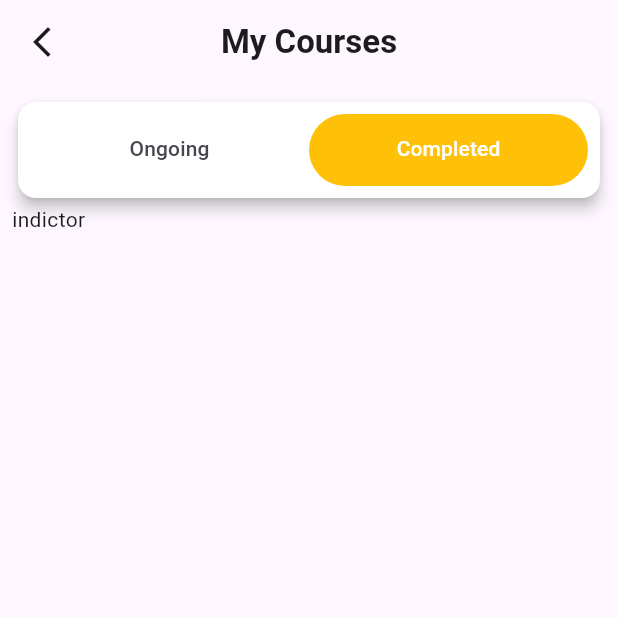
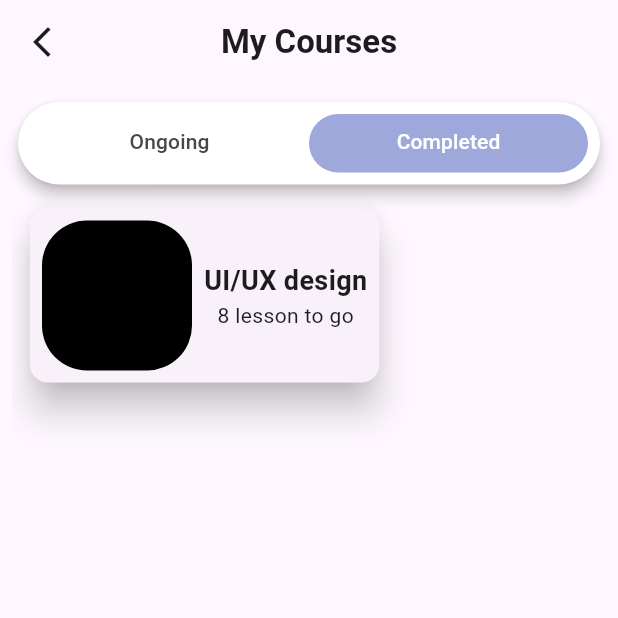
Before and after one commit to yamk1029/App-Project, a Flutter app: the Ongoing screen opened directly, tab 2 chosen, on a phone screen of 412 x 824 dp, the top half of it. Run offline on Flutter 3.47's test engine with Material 3 defaults, Android fonts, the phone set to English and light mode, and no system bars; our stand-ins replace carousel_slider, get.

```diff
--- /dev/null
+++ b/lib/mycourses/completed.dart
@@ -0,0 +1,65 @@
+import 'package:flutter/material.dart';
+import 'package:get/get_state_manager/get_state_manager.dart';
+
+class Completed extends StatefulWidget {
+  const Completed({super.key});
+
+  @override
+  State<Completed> createState() => _CompletedState();
+}
+
+class _CompletedState extends State<Completed> {
+  @override
+  Widget build(BuildContext context) {
+    return Column(
+      children: [
+        Padding(
+          padding: const EdgeInsets.all(8.0),
+          child: Row(
+            children: [
+              Card(
+                elevation: 10,
+                child: Padding(
+                  padding: const EdgeInsets.all(8.0),
+                  child: Row(
+                    children: [
+                      Container(
+                        height: 100,
+                        width: 100,
+                        decoration: BoxDecoration(
+                          borderRadius: BorderRadius.circular(30),
+                          color: Colors.black,
+                        ),
+                      ),
+                     Padding(
+                       padding: const EdgeInsets.only(left:8.0),
+                       child: Column(
+                        children: [
+                          Text('UI/UX design', style: TextStyle(fontSize: 18, fontWeight: FontWeight.bold),),
+                          Text('8 lesson to go'),
+
+                          // Row(
+                          //   children: [
+                          //     Expanded(
+                          //       child: linearProgressIndicator(
+                          //         Value:0.90,
+                          //       )
+                          //       )
+                          //   ],
+                          // )
+
+                        ],
+                       ),
+                     ),
+                    ],
+                  ),
+
+                ),
+              )
+            ],
+          ),
+        )
+      ]
+    );
+  }
+}
--- a/lib/mycourses/ongoing.dart
+++ b/lib/mycourses/ongoing.dart
@@ -1,4 +1,5 @@
 import 'package:flutter/material.dart';
+import 'package:project/mycourses/completed.dart';
 
 class Ongoing extends StatefulWidget {
 
@@ -14,7 +15,6 @@ class _OngoingState extends State<Ongoing> with SingleTickerProviderStateMixin {
   @override
   void initState(){
     super.initState();
-
     _tabController = TabController(length: 2, vsync: this);
   }
 
@@ -33,30 +33,39 @@ class _OngoingState extends State<Ongoing> with SingleTickerProviderStateMixin {
         child: Column(
           children: [
           Card(
+            shape: RoundedRectangleBorder(
+              borderRadius: BorderRadius.circular(50),
+            ),
             elevation: 4,
             color: Colors.white,
-                child:Padding(
+                child:SizedBox(
+                  height: 55,                              //height of the card
+                  child: Padding(
                     padding: const EdgeInsets.all(8.0),
                     child: TabBar(
-                    indicator: BoxDecoration(
-                    color: Colors.amber,
-                    borderRadius: BorderRadius.circular(50)
-                  ), labelColor: Colors.white,
                       controller: _tabController,
-                    indicatorSize: TabBarIndicatorSize.tab,
-                  dividerColor: Colors.transparent,
                       tabs: [
                       Tab(child: Text('Ongoing'),),
                        Tab(child:Text('Completed')),
-                  ]),
+                    ],
+                      indicator: BoxDecoration(
+                      color: Colors.indigo.shade200,
+                      borderRadius: BorderRadius.circular(50)
+                       ),
+                      labelColor: Colors.white,
+                      indicatorSize: TabBarIndicatorSize.tab,
+                      dividerColor: Colors.transparent,
+                   ),
+                  ),
                 ),
           ),
              Expanded(
                child: TabBarView(
                  controller: _tabController,
+         //        physics: NeverScrollableScrollPhysics(), // Disable animation effect
                 children: [
                  Text(' hello'),
-                 Text('indictor'),
+                 Completed(),
                ],),
              )
             ],
--- a/pubspec.yaml
+++ b/pubspec.yaml
@@ -35,6 +35,8 @@ dependencies:
   # Use with the CupertinoIcons class for iOS style icons.
   cupertino_icons: ^1.0.8
   carousel_slider: ^5.0.0
+  get: ^4.7.2
+  percent_indicator: ^3.4.0
 
 dev_dependencies:
   flutter_test:
```
Also changed, not shown: pubspec.lock. Lines whose indentation alone changed are shown as unchanged.
